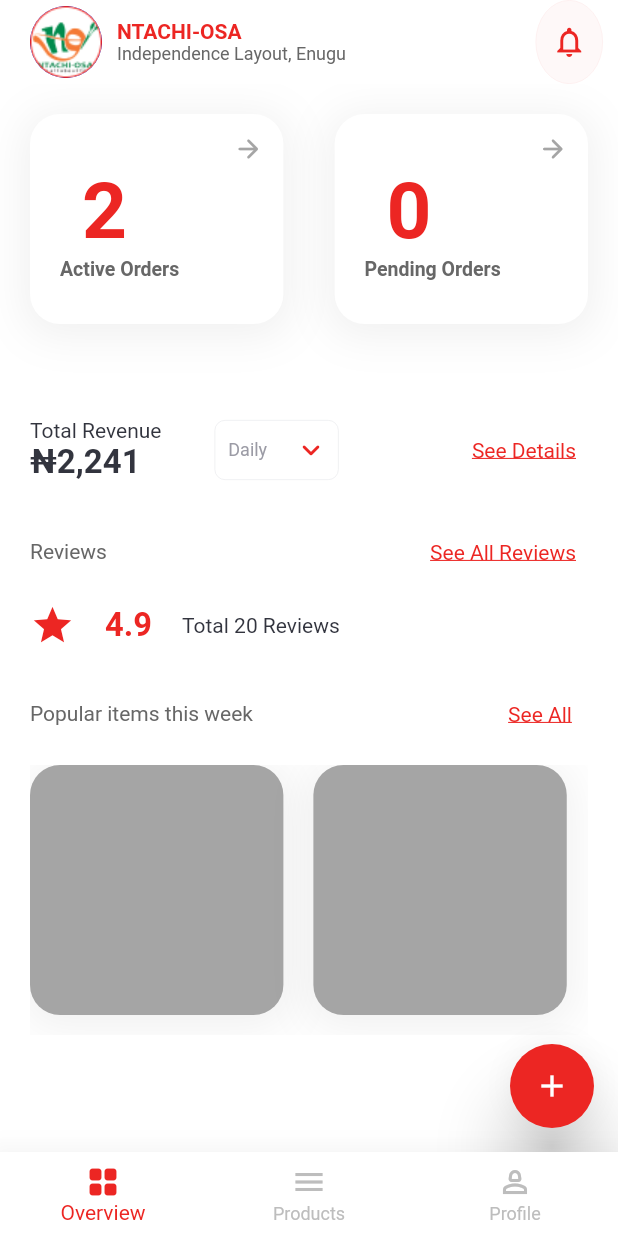
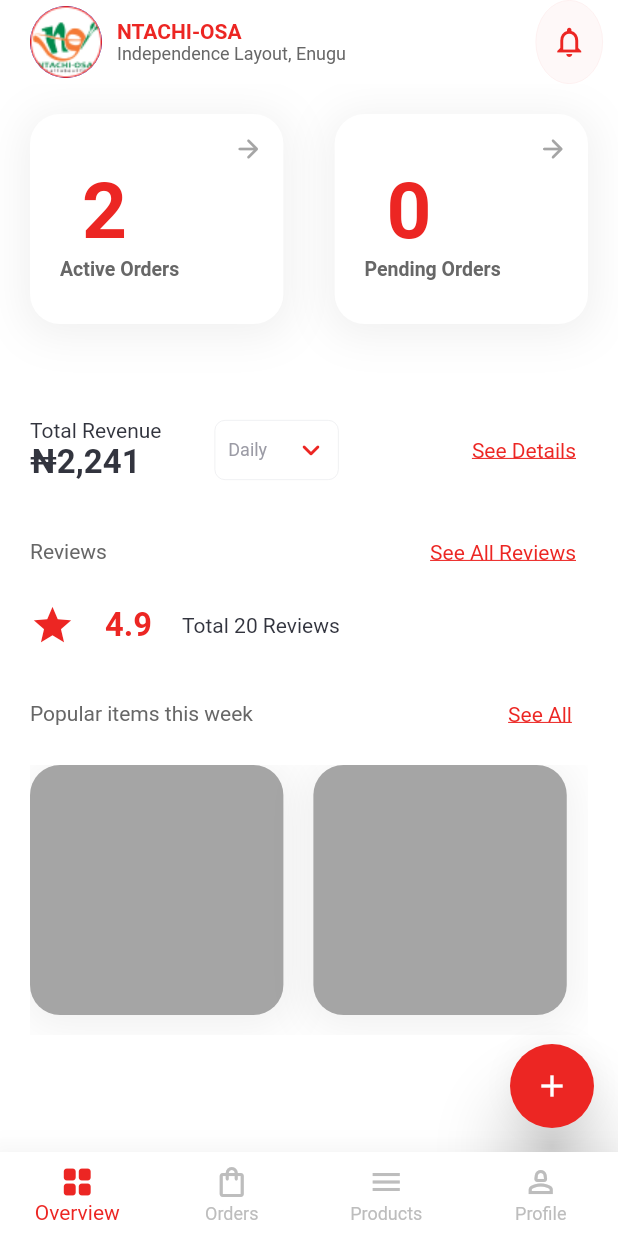
Before and after one commit to egideons/benji_vendor, a Flutter app: the screen it shows after launch, on a phone screen of 412 x 824 dp. Run offline on Flutter 3.47's test engine with Material 2 defaults, Android fonts, the phone set to English and light mode, and no system bars; our stand-ins replace flutter_spinkit, google_fonts, hexcolor; Roboto replaces fonts that are missing (Sen).

Commit message:
Added a bottom navigation page - added the orders page

```diff
--- /dev/null
+++ b/lib/app/orders/orders.dart
@@ -0,0 +1,17 @@
+import 'package:flutter/material.dart';
+
+class Orders extends StatefulWidget {
+  const Orders({super.key});
+
+  @override
+  State<Orders> createState() => _OrdersState();
+}
+
+class _OrdersState extends State<Orders> {
+  @override
+  Widget build(BuildContext context) {
+    return Scaffold(
+      body: Container(),
+    );
+  }
+}
--- a/lib/app/overview.dart
+++ b/lib/app/overview.dart
@@ -2,6 +2,7 @@ import 'package:benji_vendor/theme/colors.dart';
 import 'package:flutter/material.dart';
 
 import 'dashboard/dashboard.dart';
+import 'orders/orders.dart';
 import 'product/product.dart';
 import 'profile/profile.dart';
 
@@ -17,6 +18,7 @@ class _OverViewState extends State<OverView> {
 
   final List<Widget> _pages = const [
     Dashboard(),
+    Orders(),
     Product(),
     Profile(),
   ];
@@ -65,6 +67,15 @@ class _OverViewState extends State<OverView> {
           ),
           BottomNavigationBarItem(
             icon: Icon(
+              Icons.shopping_bag_outlined,
+            ),
+            label: "Orders",
+            activeIcon: Icon(
+              Icons.shopping_bag_rounded,
+            ),
+          ),
+          BottomNavigationBarItem(
+            icon: Icon(
               Icons.menu,
             ),
             label: "Products",
```
